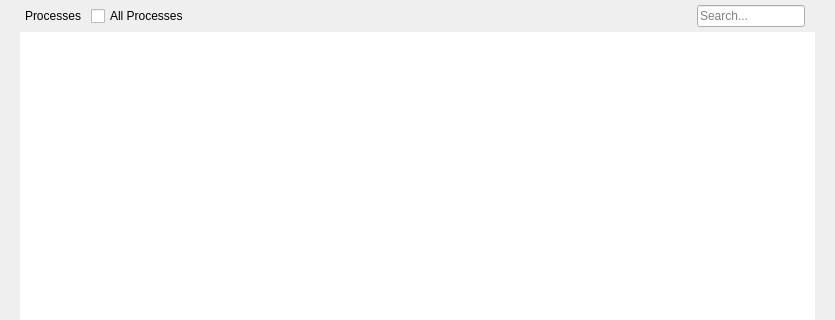
Old version of the form stacer/Pages/Processes/processes_page.ui in the repository oguzhaninan/Stacer; both pictures show x 0 to 835 and y 0 to 320 of the 835 by 612 pixel window.
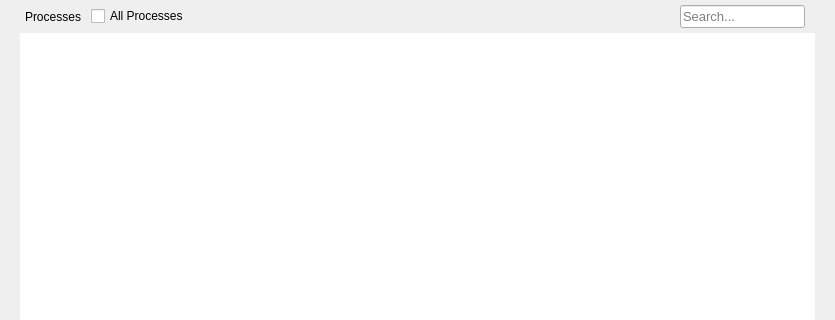
New version of the form.

Diff of the .ui file:
```diff
--- a/stacer/Pages/Processes/processes_page.ui
+++ b/stacer/Pages/Processes/processes_page.ui
@@ -84,12 +84,14 @@
      </item>
      <item alignment="Qt::AlignRight">
       <widget class="QLineEdit" name="processSearchBox">
+       <property name="font">
+        <font>
+         <pointsize>10</pointsize>
+        </font>
+       </property>
        <property name="placeholderText">
         <string>Search...</string>
        </property>
-       <property name="clearButtonEnabled">
-        <bool>true</bool>
-       </property>
       </widget>
      </item>
     </layout>
```
